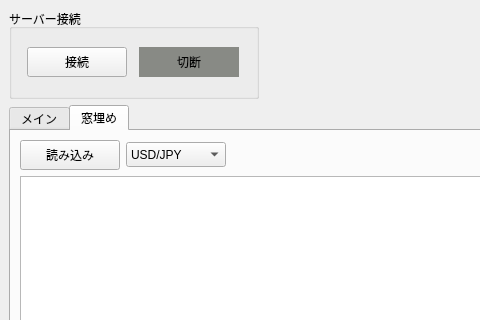
Above: trade_monitor/trade_monitor/gui_monitor.ui from takkin-takilog/namake-trader before the change; both pictures show x 0 to 480 and y 0 to 320 of the 936 by 851 pixel window. Below: the same form after it.
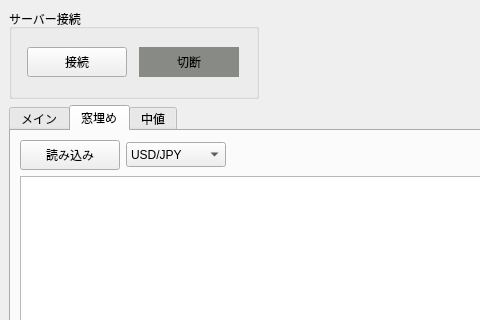
That is the form after the change. The open tabs and pages were chosen to show the change.

```diff
--- a/trade_monitor/trade_monitor/gui_monitor.ui
+++ b/trade_monitor/trade_monitor/gui_monitor.ui
@@ -414,6 +414,11 @@
         </item>
        </layout>
       </widget>
+      <widget class="QWidget" name="ttm">
+       <attribute name="title">
+        <string>中値</string>
+       </attribute>
+      </widget>
      </widget>
     </item>
    </layout>
```
Left out of the diff: 2 changed lines with no effect on the pictures.
